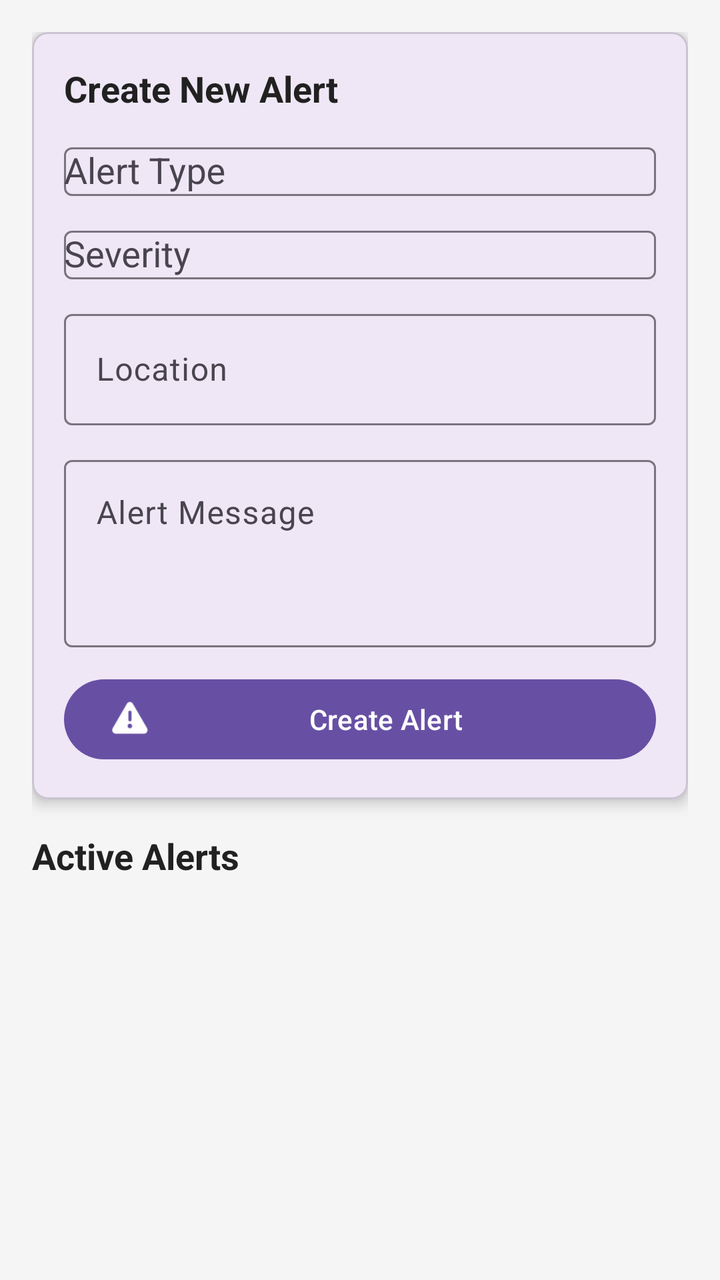
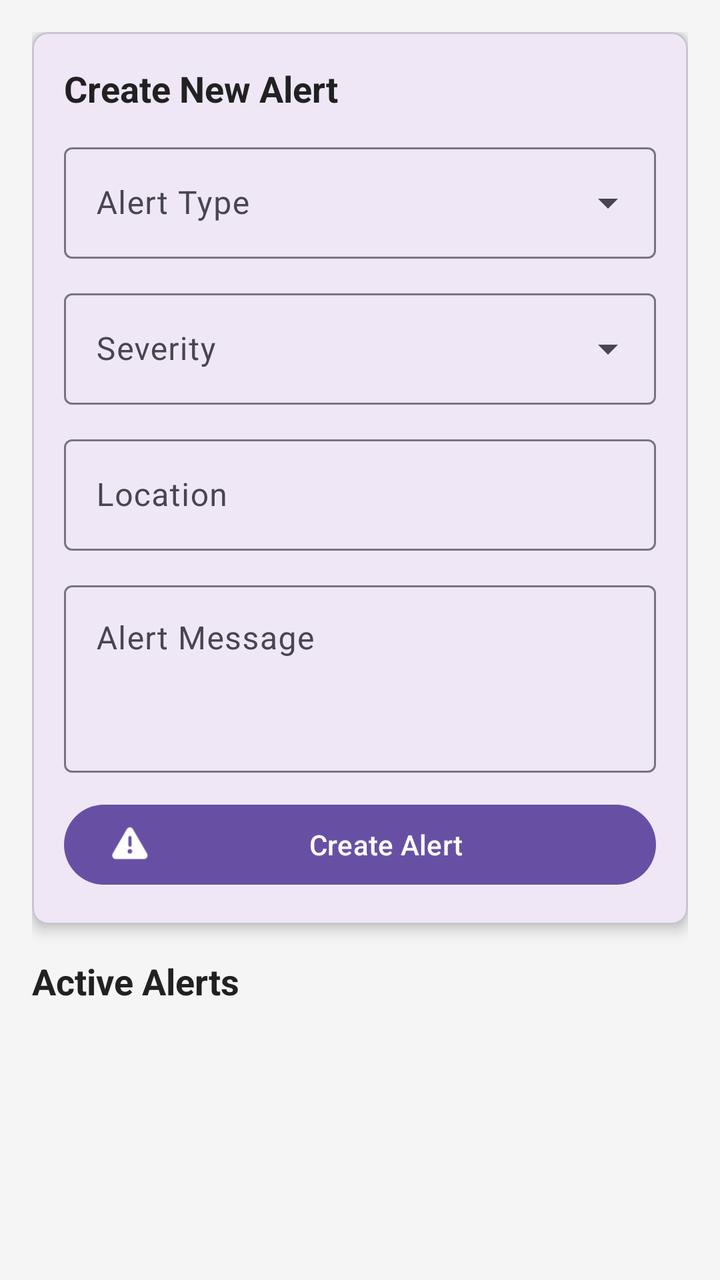

Two renders of the same Android screen: before a commit and after it. Below are the layout's source before the change and the commit's diff.
<!-- AndroidManifest.xml: application theme Theme.AeroTutorial -->
<!-- res/layout/fragment_admin_alerts.xml -->
<?xml version="1.0" encoding="utf-8"?>
<androidx.core.widget.NestedScrollView xmlns:android="http://schemas.android.com/apk/res/android"
    xmlns:app="http://schemas.android.com/apk/res-auto"
    android:layout_width="match_parent"
    android:layout_height="match_parent"
    android:background="@color/background">

    <LinearLayout
        android:layout_width="match_parent"
        android:layout_height="wrap_content"
        android:orientation="vertical"
        android:padding="16dp">

        
        <com.google.android.material.card.MaterialCardView
            android:layout_width="match_parent"
            android:layout_height="wrap_content"
            android:layout_marginBottom="16dp"
            app:cardCornerRadius="8dp"
            app:cardElevation="4dp">

            <LinearLayout
                android:layout_width="match_parent"
                android:layout_height="wrap_content"
                android:orientation="vertical"
                android:padding="16dp">

                <TextView
                    android:layout_width="match_parent"
                    android:layout_height="wrap_content"
                    android:layout_marginBottom="12dp"
                    android:text="Create New Alert"
                    android:textColor="@color/text_primary"
                    android:textSize="18sp"
                    android:textStyle="bold" />

                <com.google.android.material.textfield.TextInputLayout
                    android:layout_width="match_parent"
                    android:layout_height="wrap_content"
                    android:layout_marginBottom="12dp"
                    android:hint="Alert Type"
                    app:boxBackgroundMode="outline">

                    <AutoCompleteTextView
                        android:id="@+id/actvAlertType"
                        android:layout_width="match_parent"
                        android:layout_height="wrap_content"
                        android:inputType="none" />
                </com.google.android.material.textfield.TextInputLayout>

                <com.google.android.material.textfield.TextInputLayout
                    android:layout_width="match_parent"
                    android:layout_height="wrap_content"
                    android:layout_marginBottom="12dp"
                    android:hint="Severity"
                    app:boxBackgroundMode="outline">

                    <AutoCompleteTextView
                        android:id="@+id/actvSeverity"
                        android:layout_width="match_parent"
                        android:layout_height="wrap_content"
                        android:inputType="none" />
                </com.google.android.material.textfield.TextInputLayout>

                <com.google.android.material.textfield.TextInputLayout
                    android:layout_width="match_parent"
                    android:layout_height="wrap_content"
                    android:layout_marginBottom="12dp"
                    android:hint="Location"
                    app:boxBackgroundMode="outline">

                    <com.google.android.material.textfield.TextInputEditText
                        android:id="@+id/etAlertLocation"
                        android:layout_width="match_parent"
                        android:layout_height="wrap_content"
                        android:inputType="text" />
                </com.google.android.material.textfield.TextInputLayout>

                <com.google.android.material.textfield.TextInputLayout
                    android:layout_width="match_parent"
                    android:layout_height="wrap_content"
                    android:layout_marginBottom="12dp"
                    android:hint="Alert Message"
                    app:boxBackgroundMode="outline">

                    <com.google.android.material.textfield.TextInputEditText
                        android:id="@+id/etAlertMessage"
                        android:layout_width="match_parent"
                        android:layout_height="wrap_content"
                        android:gravity="top"
                        android:inputType="textMultiLine"
                        android:lines="4"
                        android:minLines="3" />
                </com.google.android.material.textfield.TextInputLayout>

                <com.google.android.material.button.MaterialButton
                    android:id="@+id/btnCreateAlert"
                    android:layout_width="match_parent"
                    android:layout_height="wrap_content"
                    android:text="Create Alert"
                    app:icon="@android:drawable/ic_dialog_alert" />
            </LinearLayout>
        </com.google.android.material.card.MaterialCardView>

        
        <TextView
            android:layout_width="match_parent"
            android:layout_height="wrap_content"
            android:layout_marginBottom="12dp"
            android:text="Active Alerts"
            android:textColor="@color/text_primary"
            android:textSize="18sp"
            android:textStyle="bold" />

        
        <androidx.recyclerview.widget.RecyclerView
            android:id="@+id/rvAlerts"
            android:layout_width="match_parent"
            android:layout_height="wrap_content"
            android:nestedScrollingEnabled="false" />

        
        <LinearLayout
            android:id="@+id/llEmptyState"
            android:layout_width="match_parent"
            android:layout_height="200dp"
            android:gravity="center"
            android:orientation="vertical"
            android:visibility="gone">

            <TextView
                android:layout_width="wrap_content"
                android:layout_height="wrap_content"
                android:text="🔔"
                android:textSize="64sp" />

            <TextView
                android:layout_width="wrap_content"
                android:layout_height="wrap_content"
                android:layout_marginTop="16dp"
                android:text="No Active Alerts"
                android:textColor="@color/text_primary"
                android:textSize="18sp"
                android:textStyle="bold" />
        </LinearLayout>

    </LinearLayout>

</androidx.core.widget.NestedScrollView>
<!-- resources referenced by this layout -->
<resources>
  <color name="background">#F5F5F5</color>
  <color name="text_primary">#212121</color>
  <style name="Theme.AeroTutorial" parent="Base.Theme.AeroTutorial" />
  <style name="Base.Theme.AeroTutorial" parent="Theme.Material3.DayNight.NoActionBar">
          
          
      </style>
</resources>

<!-- the commit's change to res/layout/fragment_admin_alerts.xml (unified diff, before → after) -->
@@ -39,13 +39,16 @@
                     android:layout_height="wrap_content"
                     android:layout_marginBottom="12dp"
                     android:hint="Alert Type"
+                    style="@style/Widget.Material3.TextInputLayout.OutlinedBox.ExposedDropdownMenu"
                     app:boxBackgroundMode="outline">
 
                     <AutoCompleteTextView
                         android:id="@+id/actvAlertType"
                         android:layout_width="match_parent"
                         android:layout_height="wrap_content"
-                        android:inputType="none" />
+                        android:inputType="none"
+                        android:focusable="false"
+                        android:cursorVisible="false" />
                 </com.google.android.material.textfield.TextInputLayout>
 
                 <com.google.android.material.textfield.TextInputLayout
@@ -53,13 +56,16 @@
                     android:layout_height="wrap_content"
                     android:layout_marginBottom="12dp"
                     android:hint="Severity"
+                    style="@style/Widget.Material3.TextInputLayout.OutlinedBox.ExposedDropdownMenu"
                     app:boxBackgroundMode="outline">
 
                     <AutoCompleteTextView
                         android:id="@+id/actvSeverity"
                         android:layout_width="match_parent"
                         android:layout_height="wrap_content"
-                        android:inputType="none" />
+                        android:inputType="none"
+                        android:focusable="false"
+                        android:cursorVisible="false" />
                 </com.google.android.material.textfield.TextInputLayout>
 
                 <com.google.android.material.textfield.TextInputLayout
